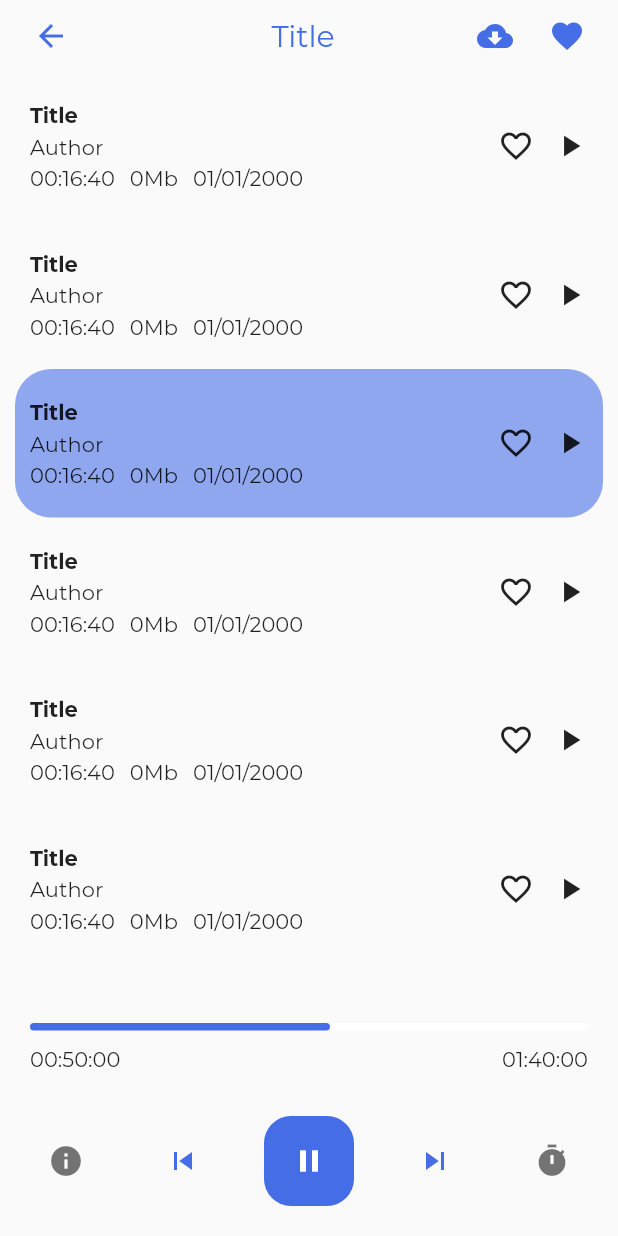
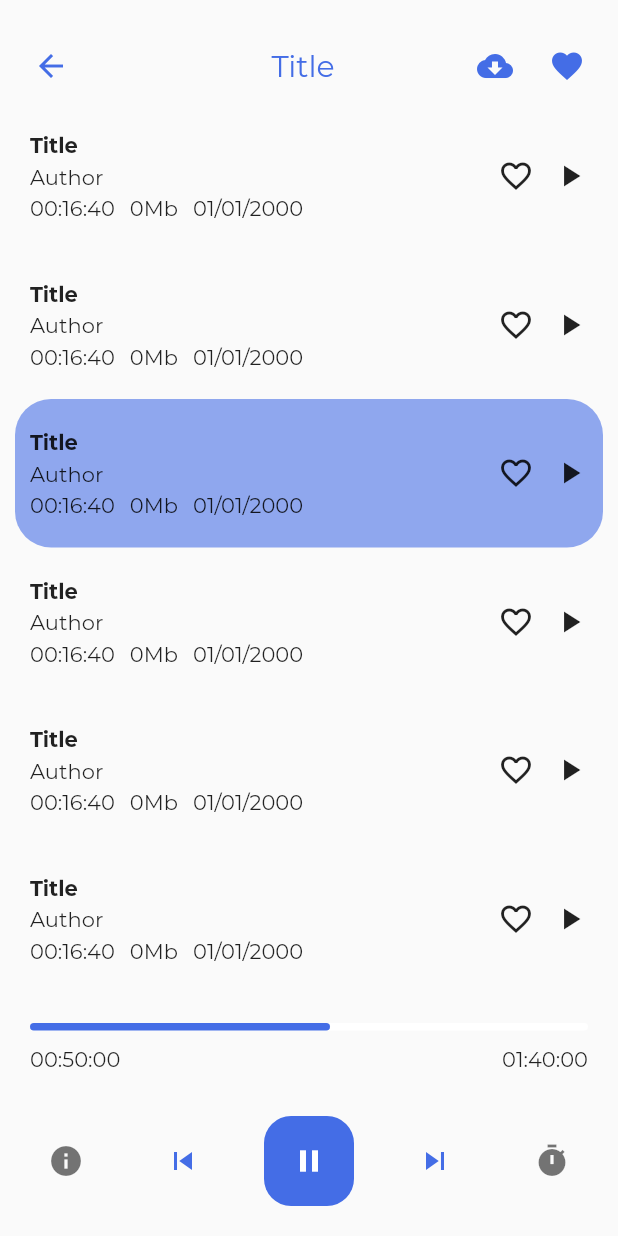
Before and after one commit to ekinsdrow/mds, a Flutter app: the PlayerPage screen opened by its route, on a phone screen of 412 x 824 dp. Run offline on Flutter 3.47's test engine with Material 2 defaults, Android fonts, the phone set to English and light mode, and no system bars; our stand-ins replace auto_route, bloc, dio, flutter_bloc, flutter_svg, freezed_annotation and 2 more; accounts and stored records are empty; generated files the repository leaves out were written again; project files that could hold a hidden picture were left out.

Commit message:
Add padding in player

```diff
--- a/lib/features/player/widgets/player_page.dart
+++ b/lib/features/player/widgets/player_page.dart
@@ -17,6 +17,9 @@ class PlayerPage extends StatelessWidget {
       body: SafeArea(
         child: Column(
           children: const [
+            SizedBox(
+              height: Constants.mediumPadding,
+            ),
             _Header(),
             Expanded(
               child: Queue(),
```
